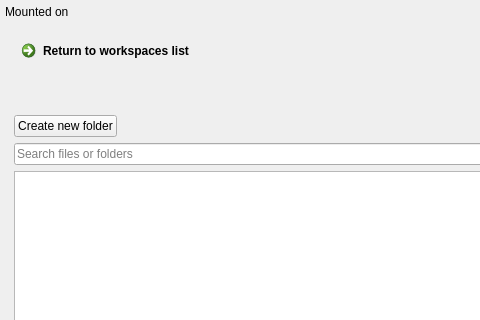
Above: parsec/core/gui/forms/files_widget.ui from Scille/parsec-cloud before the change; both pictures show x 0 to 480 and y 0 to 320 of the 588 by 493 pixel window. Below: the same form after it.
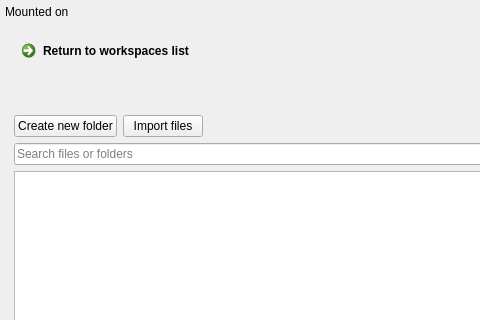
That is the form after the change. Icons and pictures are not drawn.

What changed in the file:
```diff
--- a/parsec/core/gui/forms/files_widget.ui
+++ b/parsec/core/gui/forms/files_widget.ui
@@ -131,6 +131,17 @@
           </property>
          </widget>
         </item>
+        <item>
+         <widget class="QPushButton" name="button_import_files">
+          <property name="text">
+           <string>Import files</string>
+          </property>
+          <property name="icon">
+           <iconset resource="../rc/resources.qrc">
+            <normaloff>:/icons/images/icons/file_add.png</normaloff>:/icons/images/icons/file_add.png</iconset>
+          </property>
+         </widget>
+        </item>
         <item>
          <spacer name="horizontalSpacer_2">
           <property name="orientation">
```
